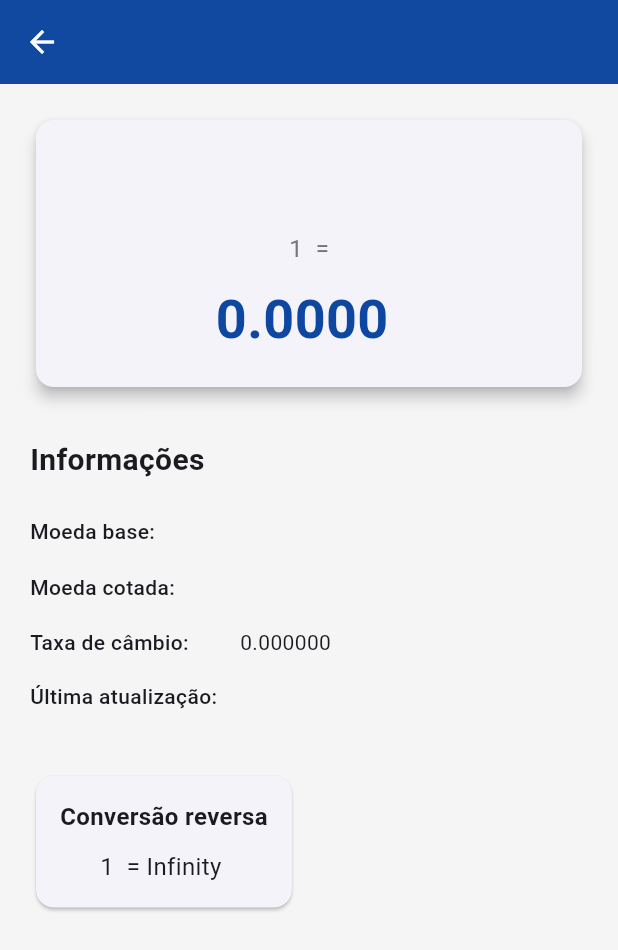
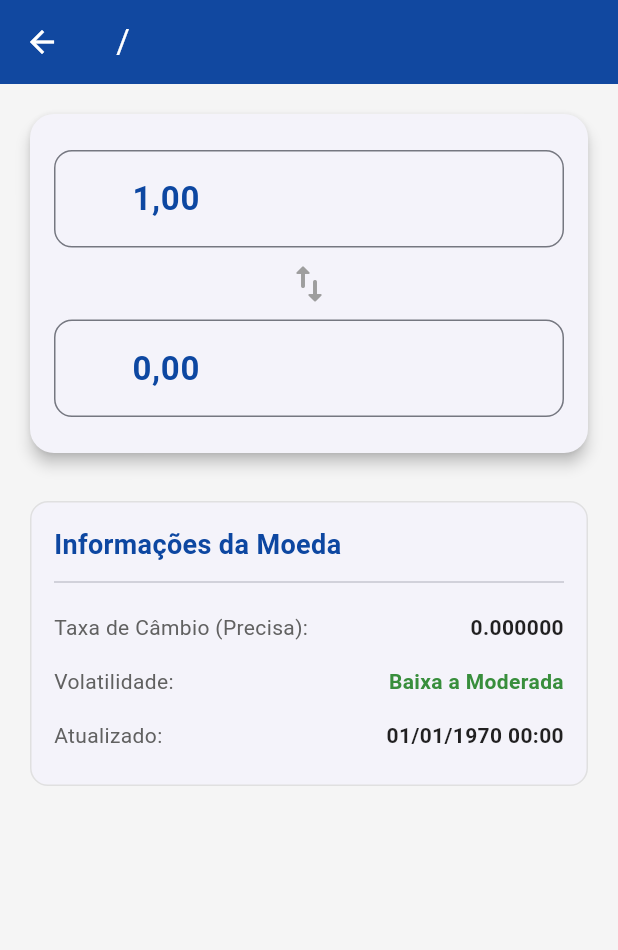
Before and after one commit to Cromablue/desafio_bemol, a Flutter app: the CurrencyDetailScreen screen opened directly with empty values, on a phone screen of 412 x 824 dp. Shown: the top 950 px of the screen. Run offline on Flutter 3.47's test engine with Material 3 defaults, Android fonts, the light colour scheme and no system bars; our stand-ins replace flutter_dotenv, flutter_svg, shared_preferences, timeago; accounts and stored records are empty.

Commit message:
:sparkles: feat: Build detail screen with interactive converter and analysis panel

```diff
--- a/lib/screens/currency_detail_screen.dart
+++ b/lib/screens/currency_detail_screen.dart
@@ -1,111 +1,153 @@
-// screens/currency_detail_screen.dart
 import 'package:flutter/material.dart';
+import 'package:flutter/services.dart';
+import 'package:intl/intl.dart';
+import '../models/supported_codes.dart';
 import '../utils/app_colors.dart';
+import '../utils/currency_data.dart';
+import '../utils/currency_input_formatter.dart';
 
-class CurrencyDetailScreen extends StatelessWidget {
-  final String currencyCode;
-  final String currencyName;
+class CurrencyDetailScreen extends StatefulWidget {
+  final SupportedCode currency;
   final double rate;
   final String baseCode;
-  final String lastUpdate;
+  final int lastUpdate;
+  final bool isVolatile;
+  final List<SupportedCode> supportedCodes;
 
   const CurrencyDetailScreen({
-    Key? key,
-    required this.currencyCode,
-    required this.currencyName,
+    super.key,
+    required this.currency,
     required this.rate,
     required this.baseCode,
     required this.lastUpdate,
-  }) : super(key: key);
+    required this.isVolatile,
+    required this.supportedCodes,
+  });
+
+  @override
+  State<CurrencyDetailScreen> createState() => _CurrencyDetailScreenState();
+}
+
+class _CurrencyDetailScreenState extends State<CurrencyDetailScreen> {
+  late final TextEditingController _baseAmountController;
+  late final TextEditingController _targetAmountController;
+  final _formatter = CurrencyInputFormatter();
+  bool _isEditingBase = true;
+  String _previousBaseText = '';
+  String _previousTargetText = '';
+
+  @override
+  void initState() {
+    super.initState();
+    final rateFormatter = NumberFormat('#,##0.00', 'pt_BR');
+    _baseAmountController = TextEditingController(text: "1,00");
+    _targetAmountController = TextEditingController(text: rateFormatter.format(widget.rate));
+    _previousBaseText = _baseAmountController.text;
+    _previousTargetText = _targetAmountController.text;
+    _baseAmountController.addListener(_onBaseAmountChanged);
+    _targetAmountController.addListener(_onTargetAmountChanged);
+  }
+
+  @override
+  void dispose() {
+    _baseAmountController.removeListener(_onBaseAmountChanged);
+    _targetAmountController.removeListener(_onTargetAmountChanged);
+    _baseAmountController.dispose();
+    _targetAmountController.dispose();
+    super.dispose();
+  }
+
+  void _onBaseAmountChanged() {
+    if (!_isEditingBase || _baseAmountController.text == _previousBaseText) return;
+    _previousBaseText = _baseAmountController.text;
+    _updateTextField(_targetAmountController);
+  }
+
+  void _onTargetAmountChanged() {
+    if (_isEditingBase || _targetAmountController.text == _previousTargetText) return;
+    _previousTargetText = _targetAmountController.text;
+    _updateTextField(_baseAmountController);
+  }
+
+  double _getAmountFromController(TextEditingController controller) {
+    String cleanText = controller.text.replaceAll('.', '').replaceAll(',', '.');
+    return double.tryParse(cleanText) ?? 0.0;
+  }
+
+  void _updateTextField(TextEditingController controller) {
+    if (widget.rate == 0) return;
+
+    final double result = _isEditingBase
+        ? _getAmountFromController(_baseAmountController) * widget.rate
+        : _getAmountFromController(_targetAmountController) / widget.rate;
+
+    final formattedValue = NumberFormat('#,##0.00', 'pt_BR').format(result);
+
+    controller.value = controller.value.copyWith(
+      text: formattedValue,
+      selection: TextSelection.collapsed(offset: formattedValue.length),
+    );
+
+    _previousBaseText = _baseAmountController.text;
+    _previousTargetText = _targetAmountController.text;
+  }
+
+  String _formatLastUpdate() {
+    try {
+      final updateTime = DateTime.fromMillisecondsSinceEpoch(widget.lastUpdate * 1000);
+      return DateFormat('dd/MM/yyyy HH:mm', 'pt_BR').format(updateTime.toLocal());
+    } catch (e) {
+      return 'Data indisponível';
+    }
+  }
 
   @override
   Widget build(BuildContext context) {
     return Scaffold(
       appBar: AppBar(
-        title: Text(currencyCode),
-        backgroundColor: AppColors.primary,
-        foregroundColor: AppColors.white,
+        title: Text('${widget.currency.code} / ${widget.baseCode}'),
       ),
-      body: Padding(
-        padding: const EdgeInsets.all(20.0),
+      body: GestureDetector(
+        onTap: () => FocusScope.of(context).unfocus(),
+        child: SingleChildScrollView(
+          padding: const EdgeInsets.all(16.0),
           child: Column(
-          crossAxisAlignment: CrossAxisAlignment.start,
+            crossAxisAlignment: CrossAxisAlignment.stretch,
             children: [
-            // Card principal com a cotação
-            Card(
-              elevation: 4,
-              child: Container(
-                width: double.infinity,
-                padding: EdgeInsets.all(20),
-                child: Column(
-                  children: [
-                    Text(
-                      currencyName,
-                      style: TextStyle(
-                        fontSize: 24,
-                        fontWeight: FontWeight.bold,
-                      ),
-                      textAlign: TextAlign.center,
-                    ),
-                    SizedBox(height: 20),
-                    Text(
-                      '1 $baseCode =',
-                      style: TextStyle(fontSize: 16, color: Colors.grey[600]),
-                    ),
-                    SizedBox(height: 10),
-                    Text(
-                      '${rate.toStringAsFixed(4)} $currencyCode',
-                      style: TextStyle(
-                        fontSize: 36,
-                        fontWeight: FontWeight.bold,
-                        color: AppColors.primary,
-                      ),
-                    ),
+              if (widget.isVolatile) _buildVolatilityWarning(),
+              _buildInteractiveConverterCard(context),
+              const SizedBox(height: 24),
+              _buildInfoPanel(context),
             ],
           ),
         ),
       ),
+    );
+  }
 
-            SizedBox(height: 30),
-
-            // Informações adicionais
-            Text(
-              'Informações',
-              style: TextStyle(
-                fontSize: 20,
-                fontWeight: FontWeight.bold,
-              ),
-            ),
-            SizedBox(height: 15),
-
-            _buildInfoRow('Moeda base:', baseCode),
-            _buildInfoRow('Moeda cotada:', currencyCode),
-            _buildInfoRow('Taxa de câmbio:', rate.toStringAsFixed(6)),
-            _buildInfoRow('Última atualização:', _formatDate(lastUpdate)),
-
-            SizedBox(height: 30),
-
-            // Conversão reversa
-            Card(
+  Widget _buildInteractiveConverterCard(BuildContext context) {
+    return Card(
+      elevation: 4,
+      shape: RoundedRectangleBorder(borderRadius: BorderRadius.circular(16)),
       child: Padding(
-                padding: EdgeInsets.all(16),
+        padding: const EdgeInsets.symmetric(horizontal: 16.0, vertical: 24.0),
         child: Column(
           children: [
-                    Text(
-                      'Conversão reversa',
-                      style: TextStyle(
-                        fontSize: 16,
-                        fontWeight: FontWeight.bold,
+            _buildAmountInput(
+              context: context,
+              controller: _baseAmountController,
+              code: widget.baseCode,
+              onTap: () => setState(() => _isEditingBase = true),
             ),
+            const Padding(
+              padding: EdgeInsets.symmetric(vertical: 8.0),
+              child: Icon(Icons.swap_vert_rounded, color: Colors.grey, size: 32),
             ),
-                    SizedBox(height: 10),
-                    Text(
-                      '1 $currencyCode = ${(1/rate).toStringAsFixed(6)} $baseCode',
-                      style: TextStyle(fontSize: 16),
-                    ),
-                  ],
-                ),
-              ),
+            _buildAmountInput(
+              context: context,
+              controller: _targetAmountController,
+              code: widget.currency.code,
+              onTap: () => setState(() => _isEditingBase = false),
             ),
           ],
         ),
@@ -113,32 +155,108 @@ class CurrencyDetailScreen extends StatelessWidget {
     );
   }
 
-  Widget _buildInfoRow(String label, String value) {
+  Widget _buildAmountInput({
+    required BuildContext context,
+    required TextEditingController controller,
+    required String code,
+    required VoidCallback onTap,
+  }) {
+    return TextFormField(
+      controller: controller,
+      onTap: onTap,
+      decoration: InputDecoration(
+        labelText: CurrencyData.getFullName(code, code),
+        prefixIcon: Padding(
+          padding: const EdgeInsets.all(14.0),
+          child: Text(
+            CurrencyData.getCurrencySymbol(code),
+            style: TextStyle(fontSize: 20, color: Theme.of(context).colorScheme.onSurfaceVariant),
+          ),
+        ),
+        border: OutlineInputBorder(borderRadius: BorderRadius.circular(12)),
+      ),
+      style: TextStyle(fontSize: 22, fontWeight: FontWeight.bold, color: AppColors.primary),
+      keyboardType: TextInputType.number,
+      inputFormatters: [
+        FilteringTextInputFormatter.digitsOnly,
+        _formatter,
+      ],
+    );
+  }
+
+  Widget _buildInfoPanel(BuildContext context) {
+    String volatilityText = widget.isVolatile ? 'Alta' : 'Baixa a Moderada';
+    Color volatilityColor = widget.isVolatile ? Colors.orange.shade700 : Colors.green.shade700;
+
+    return Card(
+      elevation: 0,
+      shape: RoundedRectangleBorder(
+        borderRadius: BorderRadius.circular(12),
+        side: BorderSide(color: Colors.grey.shade300),
+      ),
+      child: Padding(
+        padding: const EdgeInsets.all(16.0),
+        child: Column(
+          crossAxisAlignment: CrossAxisAlignment.start,
+          children: [
+            Text(
+              'Informações da Moeda',
+              style: TextStyle(fontSize: 18, fontWeight: FontWeight.bold, color: AppColors.primary),
+            ),
+            const Divider(height: 24),
+            _buildInfoRow('Taxa de Câmbio (Precisa):', text: widget.rate.toStringAsFixed(6)),
+            _buildInfoRow('Volatilidade:', text: volatilityText, textColor: volatilityColor),
+            _buildInfoRow('Atualizado:', text: _formatLastUpdate()),
+          ],
+        ),
+      ),
+    );
+  }
+
+  Widget _buildInfoRow(String label, {String? text, Color? textColor}) {
     return Padding(
       padding: const EdgeInsets.symmetric(vertical: 8.0),
       child: Row(
+        mainAxisAlignment: MainAxisAlignment.spaceBetween,
         children: [
-          SizedBox(
-            width: 140,
+          Text(label, style: TextStyle(color: Colors.grey[700])),
+          if (text != null)
+            Flexible(
               child: Text(
-              label,
-              style: TextStyle(fontWeight: FontWeight.w500),
+                text,
+                textAlign: TextAlign.right,
+                style: TextStyle(
+                  fontWeight: FontWeight.bold,
+                  color: textColor ?? Colors.black87,
                 ),
               ),
-          Expanded(
-            child: Text(value),
             ),
         ],
       ),
     );
   }
 
-  String _formatDate(String dateString) {
-    try {
-      final date = DateTime.parse(dateString);
-      return '${date.day.toString().padLeft(2, '0')}/${date.month.toString().padLeft(2, '0')}/${date.year} ${date.hour.toString().padLeft(2, '0')}:${date.minute.toString().padLeft(2, '0')}';
-    } catch (e) {
-      return dateString;
+  Widget _buildVolatilityWarning() {
+    return Container(
+      padding: const EdgeInsets.all(12),
+      margin: const EdgeInsets.only(bottom: 16),
+      decoration: BoxDecoration(
+        color: Colors.orange.withAlpha(25),
+        borderRadius: BorderRadius.circular(8),
+        border: Border.all(color: Colors.orange.shade300),
+      ),
+      child: Row(
+        children: [
+          Icon(Icons.warning_amber_rounded, color: Colors.orange.shade800),
+          const SizedBox(width: 10),
+          const Expanded(
+            child: Text(
+              'Aviso: Moeda com alta volatilidade.',
+              style: TextStyle(color: Colors.orange, fontWeight: FontWeight.bold),
+            ),
+          ),
+        ],
+      ),
+    );
   }
 }
-}
```
Lines whose indentation alone changed are shown as unchanged.
